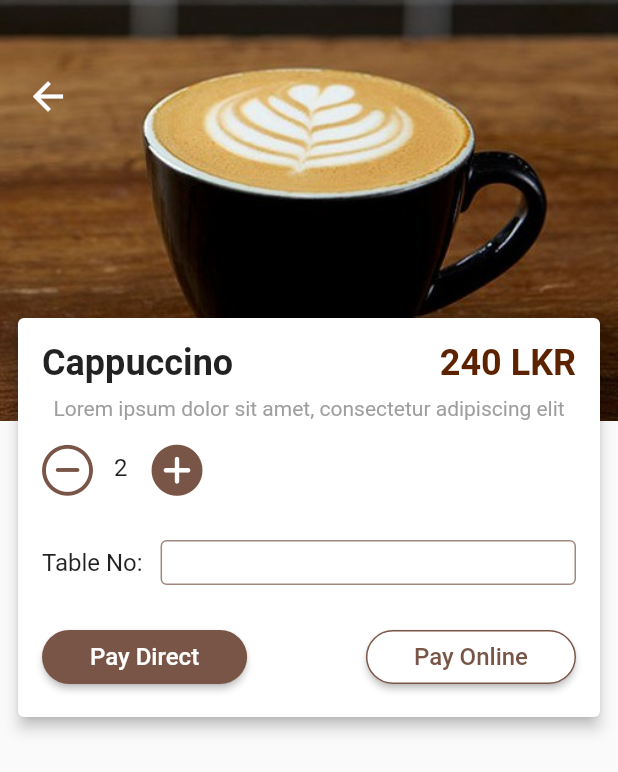
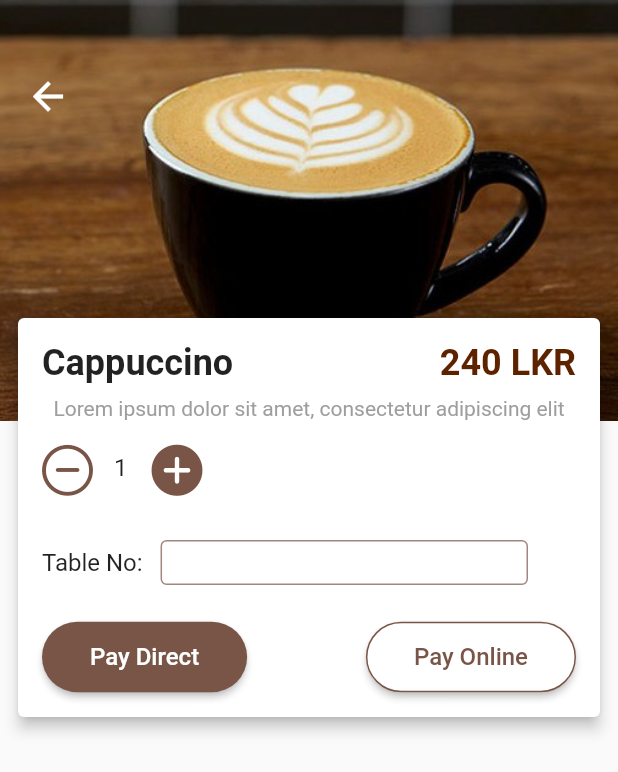
Before and after one commit to SithumDilanga/Coffee-Shop-App, a Flutter app: the screen it shows once a user with an empty profile is signed in, after a tap on "Cappucino", on a phone screen of 412 x 824 dp. Shown: the top 772 px of the screen. Run offline on Flutter 3.47's test engine with Material 2 defaults, Android fonts, the phone set to English and light mode, and no system bars; our stand-ins replace firebase_auth, firebase_core, flutter_spinkit, fluttertoast, hexcolor; accounts and stored records are empty.

Commit message:
complete item cardview

```diff
--- a/lib/home/gridview_item.dart
+++ b/lib/home/gridview_item.dart
@@ -9,7 +9,7 @@ class TodaySpecialItem extends StatefulWidget {
 class _TodaySpecialItemState extends State<TodaySpecialItem> {
   @override
   Widget build(BuildContext context) {
-    return Card(
+      return Card(
           elevation: 3.0,
           child: InkWell(
             child: Column(
--- a/lib/items/coffee_item_page.dart
+++ b/lib/items/coffee_item_page.dart
@@ -1,20 +1,31 @@
 import 'package:coffee_shop_app/home/gridview.dart';
+import 'package:coffee_shop_app/models/item.dart';
 import 'package:flutter/material.dart';
+import 'package:fluttertoast/fluttertoast.dart';
 import 'package:hexcolor/hexcolor.dart';
 import 'package:coffee_shop_app/icons/my_icons.dart';
+import 'package:provider/provider.dart';
 
-class CoffeeItem extends StatefulWidget {
+class CoffeeItem extends StatefulWidget{
   @override
   _CoffeeItemState createState() => _CoffeeItemState();
 }
 
 class _CoffeeItemState extends State<CoffeeItem> {
+
+  int itemCount = 1;
+  final tableNoController = TextEditingController();
+  String errorMsg;
+
   @override
   Widget build(BuildContext context) {
+
+    // var item = Provider.of<Item>(context);
+
     return Material(
       child: Stack(
         children: <Widget>[
-          Image.asset('assets/cappuccino.jpg'),
+          Image.asset('assets/cappuccino.jpg'), // item image
           Padding(
             padding: const EdgeInsets.all(8.0),
             child: Column(
@@ -23,7 +34,7 @@ class _CoffeeItemState extends State<CoffeeItem> {
                   alignment: Alignment.topLeft,
                   child: Padding(
                     padding: const EdgeInsets.only(top: 32.0),
-                    child: IconButton(
+                    child: IconButton(         // back button
                       icon: Icon(Icons.arrow_back, size: 30,),
                       color: Colors.white,
                       onPressed: () {
@@ -37,6 +48,7 @@ class _CoffeeItemState extends State<CoffeeItem> {
                   elevation: 4,
                   child: Column(
                     children: <Widget> [
+                      //----------- item title -----------
                       Padding(
                         padding: const EdgeInsets.only(left: 16.0, right: 16.0, top: 16.0, bottom: 8.0),
                         child: Row(
@@ -48,32 +60,51 @@ class _CoffeeItemState extends State<CoffeeItem> {
                           ]
                         ),
                       ),
+                      //----------- End item title -----------
+
+                      //--------- item description ----------
                       Padding(
                         padding: const EdgeInsets.only(left: 16.0, right: 16.0),
                         child: Text('Lorem ipsum dolor sit amet, consectetur adipiscing elit', style: TextStyle(fontSize: 14.0, color: Colors.grey),),
                       ),
+                      //--------- End item description ----------
                       SizedBox(height: 8.0),
+                      //----------- item amount ----------
                       Padding(
                         padding: const EdgeInsets.only(left: 8.0),
                         child: Row(
                           children: <Widget>[
                             IconButton(
                               icon: Icon(MyIcons.minuIcon, size: 34.0, color: Colors.brown,),
-                              onPressed: () {},
+                              onPressed: () {
+                                //item.decrease();
+                                setState(() {
+                                  itemCount--;
+                                  print(itemCount);
+                                });
+                              },
                             ),
                             SizedBox(width: 8.0),
-                            Text('2',style: TextStyle(fontSize: 16.0),),
+                            Text('${itemCount}',style: TextStyle(fontSize: 16.0),),
                             SizedBox(width: 8.0),
                             IconButton(
                               icon: Icon(MyIcons.plusIcon, size: 34.0, color: Colors.brown,),
-                              onPressed: () {},
+                              onPressed: () {
+                                setState(() {
+                                  itemCount++;
+                                  print(itemCount);
+                                });
+                                //item.increase(itemCount);
+                              },
                             ),
                           ]
                         ),
                       ),
+                      //----------- End item amount ----------
                       SizedBox(height:24.0),
+                      //---------- table no input ----------
                       Padding(
-                        padding: const EdgeInsets.only(left: 16.0, right: 16.0,),
+                        padding: const EdgeInsets.only(left: 16.0, right: 48.0,),
                         child: Row(
                           children: <Widget> [
                             Text('Table No: ', style: TextStyle(fontSize: 16.0),),
@@ -81,7 +112,8 @@ class _CoffeeItemState extends State<CoffeeItem> {
                             Expanded(
                               child: Container(
                                 height: 30.0,
-                                child: TextFormField(      // email field
+                                child: TextFormField(
+                                  controller: tableNoController,    // email field
                                   cursorColor: Colors.brown[500],
                                   decoration: InputDecoration(
                                     //contentPadding: EdgeInsets.only(top: 1.0),
@@ -94,8 +126,11 @@ class _CoffeeItemState extends State<CoffeeItem> {
                                   //hintText: 'Enter your Email'
                                   ),
                                   // validation
-                                  validator: (tableNo) => tableNo.isEmpty ? 'Enter table No:' : null,
-                                  onChanged: (tableNo) { },
+                                  validator: (tableNo) {
+                                    errorMsg = tableNo.isEmpty ? 'Enter table No:' : null;
+
+                                  },
+                                  //onChanged: (tableNum) { },
                                 style: TextStyle(fontSize: 16.0),
                               ),
                               ),
@@ -103,7 +138,9 @@ class _CoffeeItemState extends State<CoffeeItem> {
                           ]
                         ),
                       ),
+                      //---------- End table no input ----------
                       SizedBox(height: 24.0),
+                      // ---------- Buttons ----------
                       Padding(
                         padding: const EdgeInsets.only(left: 16.0, right: 16.0, bottom: 16.0),
                         child: Row(
@@ -112,18 +149,26 @@ class _CoffeeItemState extends State<CoffeeItem> {
                             RaisedButton(
                               color: Colors.brown,
                               child: Padding(
-                                padding: const EdgeInsets.fromLTRB(16.0, 8.0, 16.0, 8.0),
+                                padding: const EdgeInsets.fromLTRB(16.0, 14.0, 16.0, 14.0),
                                 child: Text('Pay Direct', style: TextStyle(color: Colors.white, fontSize: 16.0),),
                               ),
                               shape: RoundedRectangleBorder(
                                 borderRadius: BorderRadius.circular(35.0)
                               ),
-                              onPressed: () {},
+                              onPressed: () {
+                                print(tableNoController.text);
+                                if(tableNoController.text == '') {
+                                  Fluttertoast.showToast(
+                                    msg: 'Please Enter Table Number!',
+                                    toastLength: Toast.LENGTH_SHORT,
+                                  );
+                                }
+                              },
                             ),
                             RaisedButton(
                               color: Colors.white,
                               child: Padding(
-                                padding: const EdgeInsets.fromLTRB(16.0, 8.0, 16.0, 8.0),
+                                padding: const EdgeInsets.fromLTRB(16.0, 14.0, 16.0, 14.0),
                                 child: Text('Pay Online', style: TextStyle(color: Colors.brown, fontSize: 16.0), ),
                               ),
                               shape: RoundedRectangleBorder(
@@ -134,7 +179,8 @@ class _CoffeeItemState extends State<CoffeeItem> {
                             ),
                           ]
                         ),
-                      )
+                      ),
+                      // ---------- End Buttons ----------
                     ]
                   ),
                 )
--- a/lib/main.dart
+++ b/lib/main.dart
@@ -1,5 +1,6 @@
 import 'package:coffee_shop_app/authenticate/login.dart';
 import 'package:coffee_shop_app/authenticate/sign_up.dart';
+import 'package:coffee_shop_app/models/item.dart';
 import 'package:coffee_shop_app/models/user.dart';
 import 'package:coffee_shop_app/services/auth.dart';
 import 'package:coffee_shop_app/wrapper.dart';
@@ -10,7 +11,12 @@ import 'package:provider/provider.dart';
 void main() async {
   WidgetsFlutterBinding.ensureInitialized();
   await Firebase.initializeApp();
-  runApp(MyApp());
+  runApp(
+    ChangeNotifierProvider(
+      create: (context) => Item(),
+      child: MyApp(),
+    )
+  );
 }
 
 class MyApp extends StatelessWidget {
--- /dev/null
+++ b/lib/models/item.dart
@@ -0,0 +1,20 @@
+import 'package:flutter/cupertino.dart';
+
+class Item with ChangeNotifier {
+
+  String itemName;
+  String itemPrice;
+  int itemAmount = 1;
+
+  void increase(int itemCount) {
+    // itemAmount++;
+    this.itemAmount = itemCount;
+    notifyListeners();
+  }
+
+  void decrease() {
+    itemAmount--;
+    notifyListeners();
+  }
+
+}
```
Also changed, not shown: lib/home/home.dart (+6 -1 lines).
